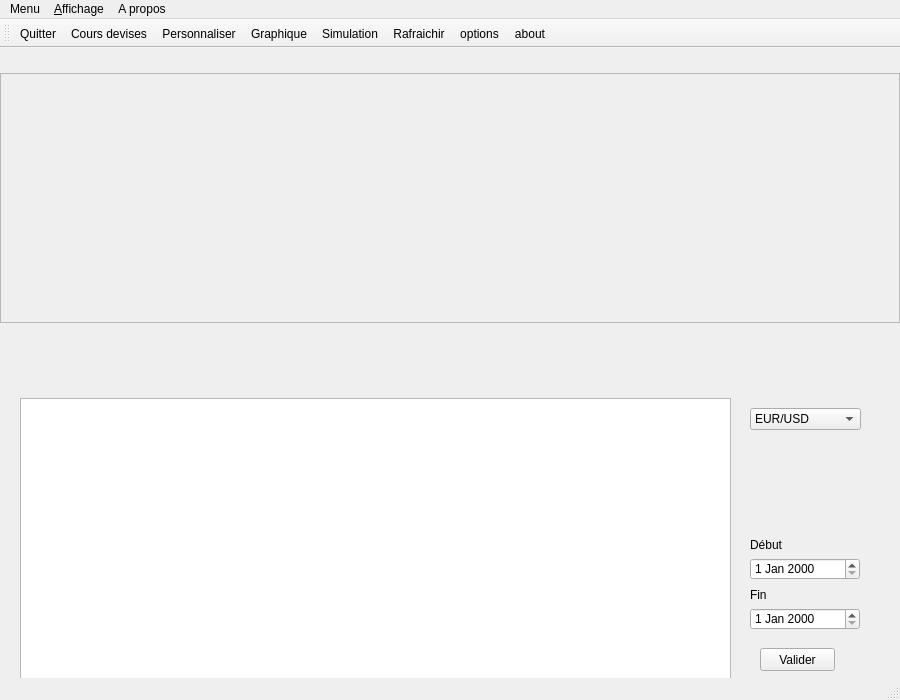
Above: Projet3_TRADING/mainwindow.ui from MacFly669/myGitFiles before the change. Below: the same form after it.
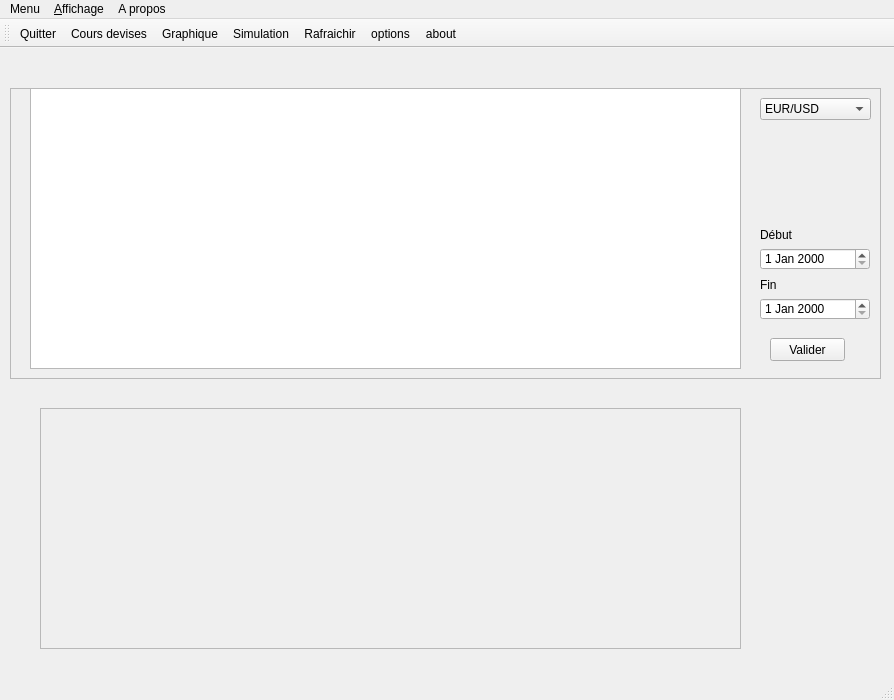
That is the form after the change. Icons and pictures are not drawn.

Patch:
```diff
--- a/Projet3_TRADING/mainwindow.ui
+++ b/Projet3_TRADING/mainwindow.ui
@@ -6,7 +6,7 @@
    <rect>
     <x>0</x>
     <y>0</y>
-    <width>900</width>
+    <width>894</width>
     <height>700</height>
    </rect>
   </property>
@@ -21,11 +21,42 @@
    <bool>true</bool>
   </property>
   <widget class="QWidget" name="centralWidget">
+   <widget class="QFrame" name="frameTable">
+    <property name="geometry">
+     <rect>
+      <x>10</x>
+      <y>40</y>
+      <width>871</width>
+      <height>291</height>
+     </rect>
+    </property>
+    <property name="frameShape">
+     <enum>QFrame::StyledPanel</enum>
+    </property>
+    <property name="frameShadow">
+     <enum>QFrame::Raised</enum>
+    </property>
+    <widget class="QPushButton" name="btn_valider_date">
+     <property name="geometry">
+      <rect>
+       <x>760</x>
+       <y>250</y>
+       <width>75</width>
+       <height>23</height>
+      </rect>
+     </property>
+     <property name="text">
+      <string>Valider</string>
+     </property>
+     <property name="flat">
+      <bool>false</bool>
+     </property>
+    </widget>
    <widget class="QTableView" name="tableView">
     <property name="geometry">
      <rect>
       <x>20</x>
-      <y>350</y>
+       <y>0</y>
       <width>711</width>
       <height>281</height>
      </rect>
@@ -34,11 +65,21 @@
      <bool>true</bool>
     </property>
    </widget>
+    <widget class="QDateEdit" name="dateFin">
+     <property name="geometry">
+      <rect>
+       <x>750</x>
+       <y>210</y>
+       <width>110</width>
+       <height>22</height>
+      </rect>
+     </property>
+    </widget>
    <widget class="QComboBox" name="comboBox">
     <property name="geometry">
      <rect>
       <x>750</x>
-      <y>360</y>
+       <y>10</y>
       <width>111</width>
       <height>22</height>
      </rect>
@@ -108,17 +149,7 @@
     <property name="geometry">
      <rect>
       <x>750</x>
-      <y>510</y>
-      <width>110</width>
-      <height>22</height>
-     </rect>
-    </property>
-   </widget>
-   <widget class="QDateEdit" name="dateFin">
-    <property name="geometry">
-     <rect>
-      <x>750</x>
-      <y>560</y>
+       <y>160</y>
       <width>110</width>
       <height>22</height>
      </rect>
@@ -128,7 +159,7 @@
     <property name="geometry">
      <rect>
       <x>750</x>
-      <y>490</y>
+       <y>140</y>
       <width>47</width>
       <height>13</height>
      </rect>
@@ -141,7 +172,7 @@
     <property name="geometry">
      <rect>
       <x>750</x>
-      <y>540</y>
+       <y>190</y>
       <width>47</width>
       <height>13</height>
      </rect>
@@ -150,29 +181,14 @@
      <string>Fin</string>
     </property>
    </widget>
-   <widget class="QPushButton" name="btn_valider_date">
-    <property name="geometry">
-     <rect>
-      <x>760</x>
-      <y>600</y>
-      <width>75</width>
-      <height>23</height>
-     </rect>
-    </property>
-    <property name="text">
-     <string>Valider</string>
-    </property>
-    <property name="flat">
-     <bool>false</bool>
-    </property>
    </widget>
    <widget class="QFrame" name="frame">
     <property name="geometry">
      <rect>
-      <x>0</x>
-      <y>25</y>
-      <width>900</width>
-      <height>250</height>
+      <x>40</x>
+      <y>360</y>
+      <width>701</width>
+      <height>241</height>
      </rect>
     </property>
     <property name="frameShape">
@@ -188,7 +204,7 @@
     <rect>
      <x>0</x>
      <y>0</y>
-     <width>900</width>
+     <width>894</width>
      <height>21</height>
     </rect>
    </property>
@@ -227,7 +243,6 @@
    </attribute>
    <addaction name="actionQuitter"/>
    <addaction name="actionCours_devises"/>
-   <addaction name="actionPersonnaliser"/>
    <addaction name="actionGraphique"/>
    <addaction name="actionSimulation"/>
    <addaction name="action_Rafraichir"/>
@@ -259,15 +274,6 @@
     <string>Cours devises</string>
    </property>
   </action>
-  <action name="actionPersonnaliser">
-   <property name="icon">
-    <iconset resource="myresources.qrc">
-     <normaloff>:/images/icons/Wrench.png</normaloff>:/images/icons/Wrench.png</iconset>
-   </property>
-   <property name="text">
-    <string>Personnaliser</string>
-   </property>
-  </action>
   <action name="actionGraphique">
    <property name="icon">
     <iconset>
```
Left out of the diff: 11 changed lines with no effect on the pictures. Lines whose indentation alone changed are shown as unchanged.
